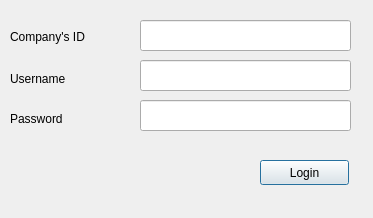
Old version of the form forms/userlogindialog.ui in the repository iamOgunyinka/TragelPC.
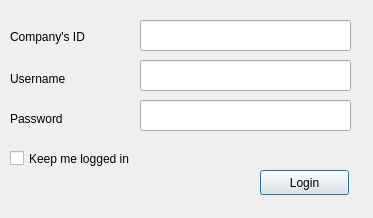
New version of the form.

Commit message: Added persistent cookie for keeping user logged in

What changed in the file:
```diff
--- a/forms/userlogindialog.ui
+++ b/forms/userlogindialog.ui
@@ -98,7 +98,7 @@
    <property name="geometry">
     <rect>
      <x>260</x>
-     <y>160</y>
+     <y>170</y>
      <width>89</width>
      <height>25</height>
     </rect>
@@ -107,6 +107,19 @@
     <string>Login</string>
    </property>
   </widget>
+  <widget class="QCheckBox" name="logged_in_check">
+   <property name="geometry">
+    <rect>
+     <x>10</x>
+     <y>150</y>
+     <width>181</width>
+     <height>17</height>
+    </rect>
+   </property>
+   <property name="text">
+    <string>Keep me logged in</string>
+   </property>
+  </widget>
  </widget>
  <tabstops>
   <tabstop>company_line</tabstop>
```
The commit also changes 8 other files.
